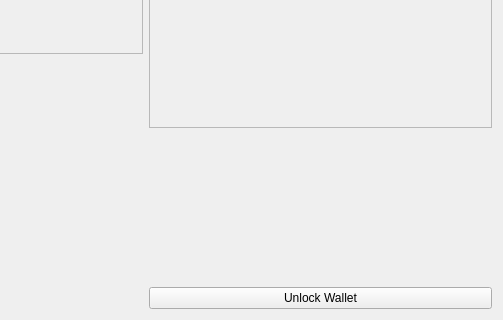
First picture: the form in src/qt/forms/overviewpage.ui, repository project-ecc/eccoin, before the edit; both pictures show x 212 to 715 and y 121 to 441 of the 715 by 441 pixel window.
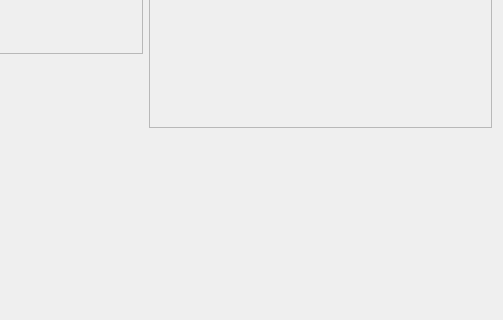
Second picture: the form after the edit. Icons and pictures are not drawn.

Commit message: removed unlock button

```diff
--- a/src/qt/forms/overviewpage.ui
+++ b/src/qt/forms/overviewpage.ui
@@ -338,13 +338,6 @@
        </property>
       </spacer>
      </item>
-     <item>
-      <widget class="QPushButton" name="unlockWalletButton">
-       <property name="text">
-        <string>Unlock Wallet</string>
-       </property>
-      </widget>
-     </item>
     </layout>
    </item>
   </layout>
```
The commit also changes 2 other files.
